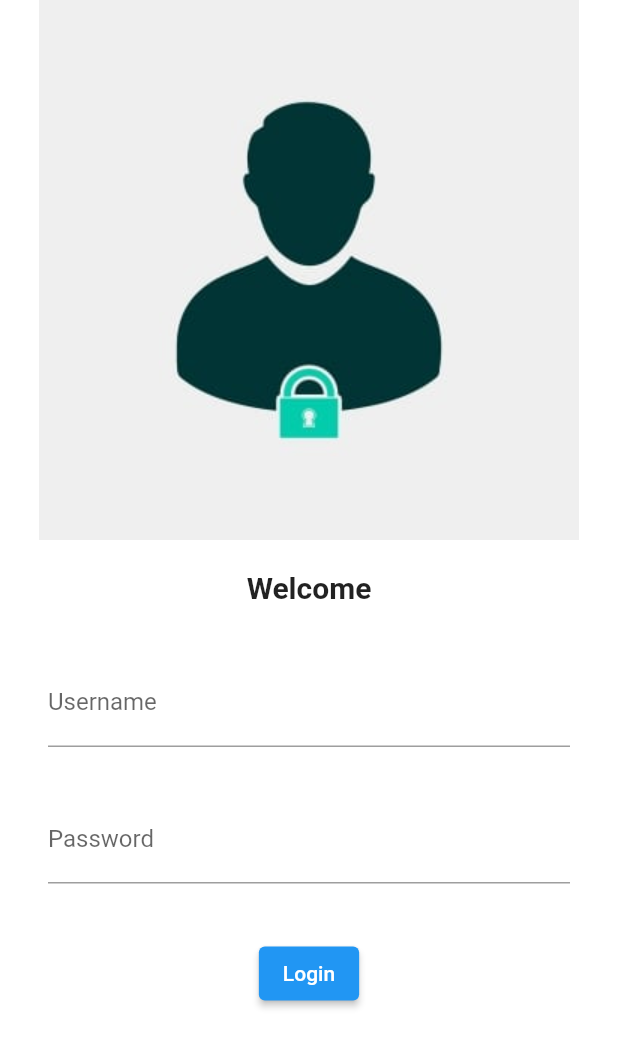
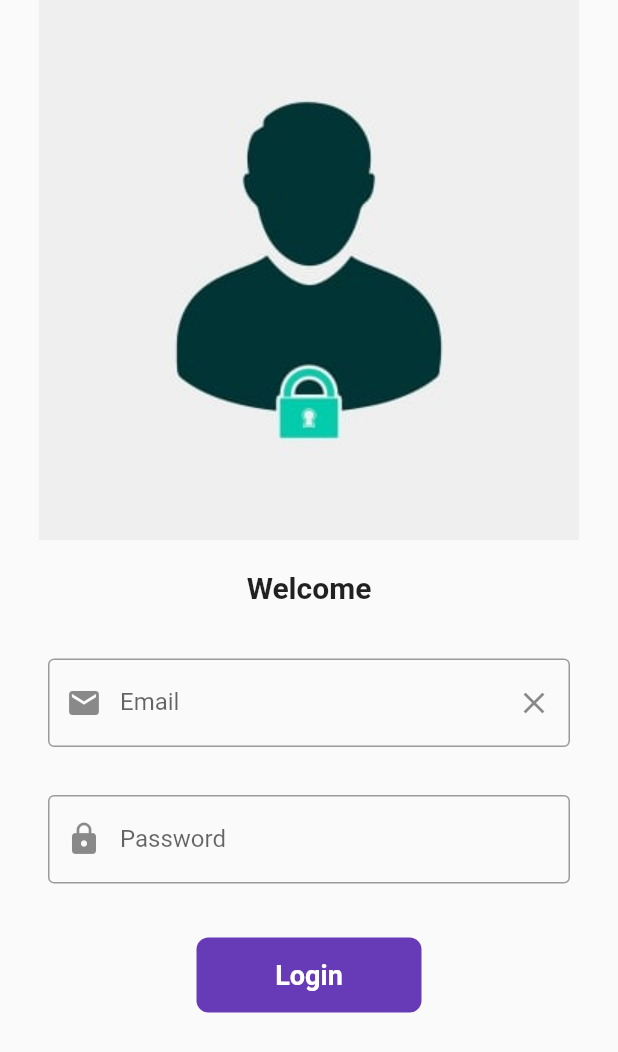
Before and after one commit to excelitai-tusher/master-flutter, a Flutter app: the screen it shows after launch, on a phone screen of 412 x 824 dp. Shown: the top 1052 px of the screen. Run offline on Flutter 3.47's test engine with Material 2 defaults, Android fonts, the phone set to English and light mode, and no system bars; our stand-ins replace form_field_validator.

Commit message:
fashion cart

```diff
--- /dev/null
+++ b/lib/catelog_page.dart
@@ -0,0 +1,23 @@
+import 'package:flutter/material.dart';
+class CatelogPage extends StatefulWidget {
+  const CatelogPage({Key? key}) : super(key: key);
+
+  @override
+  State<CatelogPage> createState() => _CatelogPageState();
+}
+
+class _CatelogPageState extends State<CatelogPage> {
+  @override
+  Widget build(BuildContext context) {
+    return Scaffold(
+      body: Center(
+        child: Text("Abir Hossain Tusher",
+        style: TextStyle(
+          color: Colors.red,
+          fontSize: 18,
+        ),
+        ),
+      ),
+    );
+  }
+}
--- a/lib/flutter-cart/login_page.dart
+++ b/lib/flutter-cart/login_page.dart
@@ -1,4 +1,8 @@
 import 'package:flutter/material.dart';
+import 'package:flutter_cart_page/main.dart';
+import 'package:form_field_validator/form_field_validator.dart';
+
+import '../catelog_page.dart';
 
 class LoginPage extends StatefulWidget {
   const LoginPage({Key? key}) : super(key: key);
@@ -8,48 +12,151 @@ class LoginPage extends StatefulWidget {
 }
 
 class _LoginPageState extends State<LoginPage> {
+  GlobalKey<FormState> formKey = GlobalKey<FormState>();
+
+  void validate() {
+    if (formKey.currentState!.validate()) {
+      print("Validated");
+    } else {
+      print("Not Validated");
+    }
+  }
+
+  String? validatepass(value) {
+    if (value.isEmpty) {
+      return "Required";
+    } else if (value.length < 6) {
+      return "Should be last 6 characters";
+    }
+  }
+
   @override
   Widget build(BuildContext context) {
-    return Material(
-      color: Colors.white,
+    var _controller = TextEditingController();
+    var TEXT_LOGIN = "Login";
+    var Label_Text = "Password";
+    var Email_Label_Text = "Email";
+    var Hint_Text = "Enter Password";
+    var Email_Hint_Text = "Email";
+    var Email_Validator = "Not a valid Email";
+    var Required_Validator = "Required";
+    var Text_Name = "Welcome";
+    bool changeButton = false;
+    return Scaffold(
+      body: SingleChildScrollView(
+        child: Form(
+          autovalidateMode: AutovalidateMode.onUserInteraction,
+          key: formKey,
           child: Column(
             children: [
-          Image(image: AssetImage("images/login_page.jpg"),
+              Image(
+                image: AssetImage("images/login_page.jpg"),
                 fit: BoxFit.cover,
               ),
-          SizedBox(height: 20.0,),
-          Text("Welcome",
+              SizedBox(
+                height: 20.0,
+              ),
+              Text(
+                Text_Name,
                 style: TextStyle(
                   fontSize: 20,
                   fontWeight: FontWeight.bold,
                 ),
               ),
-          SizedBox(height: 20.0,),
+              SizedBox(
+                height: 20.0,
+              ),
               Padding(
-            padding: const EdgeInsets.symmetric(vertical: 16.0, horizontal: 32.0),
+                padding: const EdgeInsets.symmetric(
+                    vertical: 16.0, horizontal: 32.0),
                 child: TextFormField(
+                    controller: _controller,
                     decoration: InputDecoration(
-                hintText: "Enter username",
-                labelText: "Username"
+                      prefixIcon: Icon(Icons.email),
+                      suffixIcon: IconButton(
+                        icon: Icon(Icons.clear),
+                        onPressed: () => _controller.clear(),
+                      ),
+                      border: OutlineInputBorder(),
+                      hintText: Email_Hint_Text,
+                      labelText: Email_Label_Text,
+                    ),
+                    autofillHints: [AutofillHints.email],
+                    keyboardType: TextInputType.emailAddress,
+                    validator: MultiValidator([
+                      RequiredValidator(errorText: Required_Validator),
+                      EmailValidator(errorText: Email_Validator),
+                    ])),
+              ),
+              Padding(
+                padding: const EdgeInsets.symmetric(
+                    vertical: 16.0, horizontal: 32.0),
+                child: TextFormField(
+                  obscureText: true,
+                  decoration: InputDecoration(
+                    prefixIcon: Icon(Icons.lock),
+                    border: OutlineInputBorder(),
+                    hintText: Hint_Text,
+                    labelText: Label_Text,
+                  ),
+                  autofillHints: [AutofillHints.password],
+                  validator: validatepass,
+                ),
+              ),
+              SizedBox(
+                height: 20.0,
+              ),
+              InkWell(
+                onTap: ()async{
+                  setState(() {
+                    changeButton = true;
+                  });
+
+                  await Future.delayed(Duration(seconds: 14));
+                  Navigator.push(context, MaterialPageRoute(builder: (context)=> CatelogPage()));
+                },
+
+                child: AnimatedContainer(
+                  duration: Duration(seconds: 1),
+                  width: changeButton ? 50 : 150,
+                  height: 50,
+                  child: Center(
+                    child: Text(
+                      TEXT_LOGIN,
+                      style: TextStyle(
+                        color: Colors.white,
+                        fontWeight: FontWeight.bold,
+                        fontSize: 18,
                       ),
                     ),
                   ),
-          Padding(
-            padding: const EdgeInsets.symmetric(vertical: 16.0, horizontal: 32.0),
-            child: TextFormField(
-              obscureText: true,
-              decoration: InputDecoration(
-                  hintText: "Enter Password",
-                  labelText: "Password"
+                  decoration: BoxDecoration(
+                      color: Colors.deepPurple,
+                      // shape: changeButton
+                      //     ? BoxShape.circle
+                      //     : BoxShape.rectangle,
+                      borderRadius: BorderRadius.circular(
+                        changeButton ? 50 : 8,
+                      )),
                 ),
               ),
+              // ElevatedButton(
+              //     onPressed: (){
+              //
+              //       validate;
+              //     },
+              //     child: Text(TEXT_LOGIN),
+              //     style: ElevatedButton.styleFrom(
+              //       primary: Colors.blueGrey,
+              //       shape: RoundedRectangleBorder(
+              //           borderRadius: BorderRadius.circular(8.0)),
+              //       minimumSize: Size(150, 40),
+              //     ),
+              //
+              // ),
+            ],
           ),
-          SizedBox(height: 20.0,),
-          ElevatedButton(
-              onPressed: (){},
-              child: Text("Login"),
         ),
-        ],
       ),
     );
   }
--- a/lib/main.dart
+++ b/lib/main.dart
@@ -26,6 +26,8 @@ class MyApp extends StatelessWidget {
         // Notice that the counter didn't reset back to zero; the application
         // is not restarted.
         primarySwatch: Colors.blue,
+        primaryColor: Colors.purple,
+        accentColor: Colors.purple,
       ),
       //home:  HomePage(),
       darkTheme: ThemeData(
--- a/pubspec.yaml
+++ b/pubspec.yaml
@@ -34,6 +34,7 @@ dependencies:
   # The following adds the Cupertino Icons font to your application.
   # Use with the CupertinoIcons class for iOS style icons.
   cupertino_icons: ^1.0.2
+  form_field_validator: ^1.1.0
 
 dev_dependencies:
   flutter_test:
```
Also changed, not shown: pubspec.lock. Lines whose indentation alone changed are shown as unchanged.
